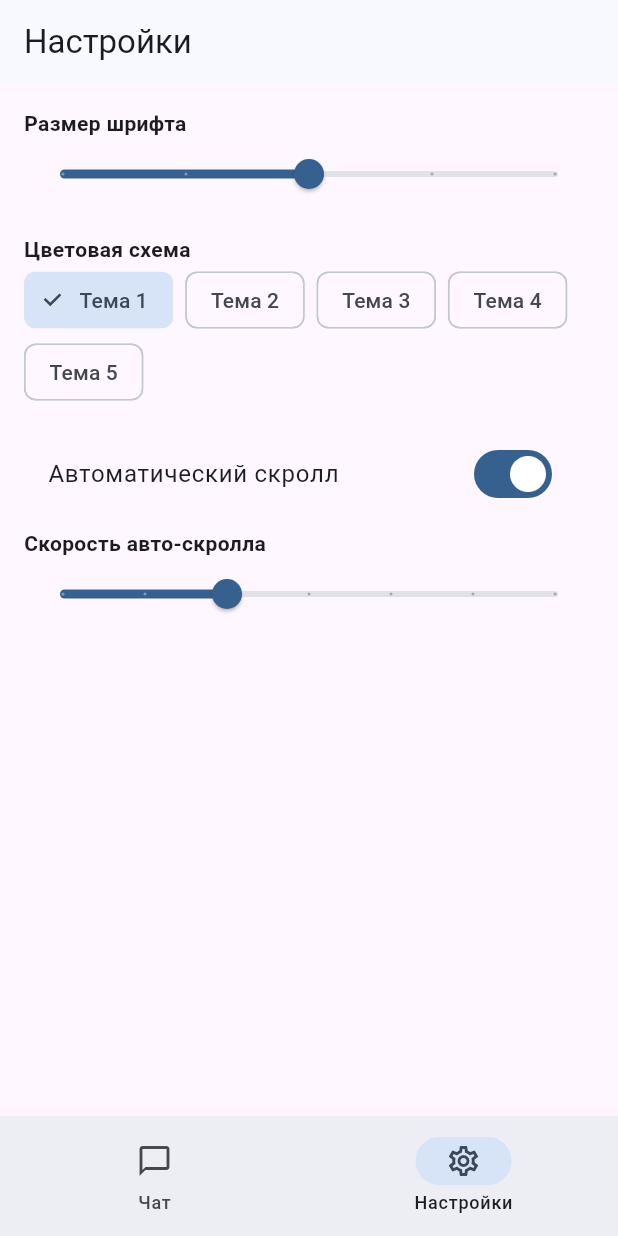
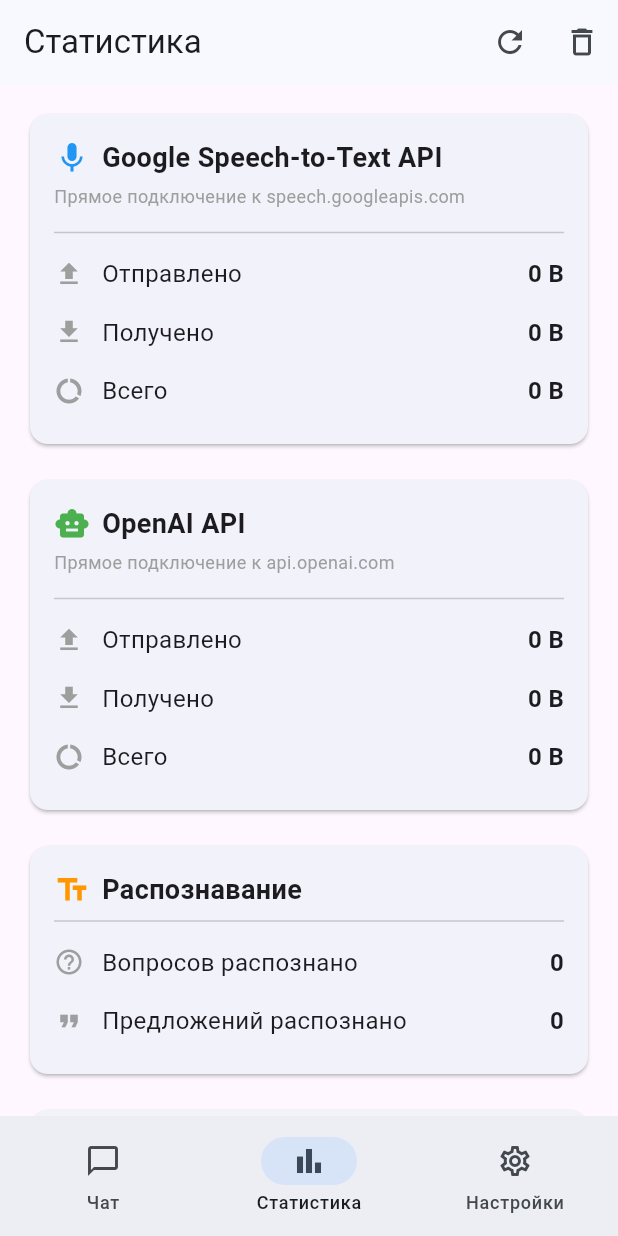
Before and after one commit to shepherdvovkes/ANDRHELP, a Flutter app: the screen it shows after launch, item 2 of the bottom bar chosen, on a phone screen of 412 x 824 dp. Run offline on Flutter 3.47's test engine with Material 3 defaults, Android fonts, the phone set to English and light mode, and no system bars; our stand-ins replace flutter_markdown, googleapis_auth, permission_handler, sqflite; missing offline and left inert: record; accounts and stored records are empty.

Commit message:
Add statistics screen with database tracking: track Google STT and OpenAI API data usage, questions and sentences recognized

```diff
--- a/client/lib/main.dart
+++ b/client/lib/main.dart
@@ -5,6 +5,7 @@
 import 'providers/settings_provider.dart';
 import 'screens/chat_screen.dart';
 import 'screens/settings_screen.dart';
+import 'screens/statistics_screen.dart';
 
 void main() {
   runApp(const AndrHelperApp());
@@ -45,6 +46,7 @@
   Widget build(BuildContext context) {
     final pages = [
       const ChatScreen(),
+      const StatisticsScreen(),
       const SettingsScreen(),
     ];
 
@@ -61,6 +63,10 @@
             label: 'Чат',
           ),
           NavigationDestination(
+            icon: Icon(Icons.bar_chart),
+            label: 'Статистика',
+          ),
+          NavigationDestination(
             icon: Icon(Icons.settings_outlined),
             label: 'Настройки',
           ),
--- /dev/null
+++ b/client/lib/models/statistics.dart
@@ -0,0 +1,82 @@
+class Statistics {
+  final int id;
+  final int speechToTextSentBytes;
+  final int speechToTextReceivedBytes;
+  final int openAiSentBytes;
+  final int openAiReceivedBytes;
+  final int questionsDetected;
+  final int sentencesRecognized;
+  final DateTime lastUpdated;
+
+  Statistics({
+    required this.id,
+    required this.speechToTextSentBytes,
+    required this.speechToTextReceivedBytes,
+    required this.openAiSentBytes,
+    required this.openAiReceivedBytes,
+    required this.questionsDetected,
+    required this.sentencesRecognized,
+    required this.lastUpdated,
+  });
+
+  Map<String, dynamic> toMap() {
+    return {
+      'id': id,
+      'speech_to_text_sent_bytes': speechToTextSentBytes,
+      'speech_to_text_received_bytes': speechToTextReceivedBytes,
+      'openai_sent_bytes': openAiSentBytes,
+      'openai_received_bytes': openAiReceivedBytes,
+      'questions_detected': questionsDetected,
+      'sentences_recognized': sentencesRecognized,
+      'last_updated': lastUpdated.millisecondsSinceEpoch,
+    };
+  }
+
+  factory Statistics.fromMap(Map<String, dynamic> map) {
+    return Statistics(
+      id: map['id'] as int,
+      speechToTextSentBytes: map['speech_to_text_sent_bytes'] as int,
+      speechToTextReceivedBytes: map['speech_to_text_received_bytes'] as int,
+      openAiSentBytes: map['openai_sent_bytes'] as int,
+      openAiReceivedBytes: map['openai_received_bytes'] as int,
+      questionsDetected: map['questions_detected'] as int,
+      sentencesRecognized: map['sentences_recognized'] as int,
+      lastUpdated: DateTime.fromMillisecondsSinceEpoch(map['last_updated'] as int),
+    );
+  }
+
+  Statistics copyWith({
+    int? id,
+    int? speechToTextSentBytes,
+    int? speechToTextReceivedBytes,
+    int? openAiSentBytes,
+    int? openAiReceivedBytes,
+    int? questionsDetected,
+    int? sentencesRecognized,
+    DateTime? lastUpdated,
+  }) {
+    return Statistics(
+      id: id ?? this.id,
+      speechToTextSentBytes: speechToTextSentBytes ?? this.speechToTextSentBytes,
+      speechToTextReceivedBytes: speechToTextReceivedBytes ?? this.speechToTextReceivedBytes,
+      openAiSentBytes: openAiSentBytes ?? this.openAiSentBytes,
+      openAiReceivedBytes: openAiReceivedBytes ?? this.openAiReceivedBytes,
+      questionsDetected: questionsDetected ?? this.questionsDetected,
+      sentencesRecognized: sentencesRecognized ?? this.sentencesRecognized,
+      lastUpdated: lastUpdated ?? this.lastUpdated,
+    );
+  }
+
+  static Statistics empty() {
+    return Statistics(
+      id: 1,
+      speechToTextSentBytes: 0,
+      speechToTextReceivedBytes: 0,
+      openAiSentBytes: 0,
+      openAiReceivedBytes: 0,
+      questionsDetected: 0,
+      sentencesRecognized: 0,
+      lastUpdated: DateTime.now(),
+    );
+  }
+}
--- /dev/null
+++ b/client/lib/screens/statistics_screen.dart
@@ -0,0 +1,351 @@
+import 'dart:async';
+import 'package:flutter/material.dart';
+import '../models/statistics.dart';
+import '../services/statistics_service.dart';
+
+class StatisticsScreen extends StatefulWidget {
+  const StatisticsScreen({super.key});
+
+  @override
+  State<StatisticsScreen> createState() => _StatisticsScreenState();
+}
+
+class _StatisticsScreenState extends State<StatisticsScreen> {
+  final StatisticsService _statsService = StatisticsService();
+  Statistics? _statistics;
+  Timer? _refreshTimer;
+
+  @override
+  void initState() {
+    super.initState();
+    _loadStatistics();
+    // Обновляем статистику каждые 2 секунды
+    _refreshTimer = Timer.periodic(const Duration(seconds: 2), (_) {
+      _loadStatistics();
+    });
+  }
+
+  @override
+  void dispose() {
+    _refreshTimer?.cancel();
+    super.dispose();
+  }
+
+  Future<void> _loadStatistics() async {
+    final stats = await _statsService.getStatistics();
+    if (mounted) {
+      setState(() {
+        _statistics = stats;
+      });
+    }
+  }
+
+  Future<void> _resetStatistics() async {
+    final confirmed = await showDialog<bool>(
+      context: context,
+      builder: (context) => AlertDialog(
+        title: const Text('Сброс статистики'),
+        content: const Text('Вы уверены, что хотите сбросить всю статистику?'),
+        actions: [
+          TextButton(
+            onPressed: () => Navigator.of(context).pop(false),
+            child: const Text('Отмена'),
+          ),
+          TextButton(
+            onPressed: () => Navigator.of(context).pop(true),
+            child: const Text('Сбросить', style: TextStyle(color: Colors.red)),
+          ),
+        ],
+      ),
+    );
+
+    if (confirmed == true) {
+      await _statsService.resetStatistics();
+      await _loadStatistics();
+      if (mounted) {
+        ScaffoldMessenger.of(context).showSnackBar(
+          const SnackBar(content: Text('Статистика сброшена')),
+        );
+      }
+    }
+  }
+
+  String _formatBytes(int bytes) {
+    if (bytes < 1024) return '$bytes B';
+    if (bytes < 1024 * 1024) return '${(bytes / 1024).toStringAsFixed(2)} KB';
+    if (bytes < 1024 * 1024 * 1024) {
+      return '${(bytes / (1024 * 1024)).toStringAsFixed(2)} MB';
+    }
+    return '${(bytes / (1024 * 1024 * 1024)).toStringAsFixed(2)} GB';
+  }
+
+  @override
+  Widget build(BuildContext context) {
+    final stats = _statistics ?? Statistics.empty();
+
+    return Scaffold(
+      appBar: AppBar(
+        title: const Text('Статистика'),
+        actions: [
+          IconButton(
+            icon: const Icon(Icons.refresh),
+            onPressed: _loadStatistics,
+            tooltip: 'Обновить',
+          ),
+          IconButton(
+            icon: const Icon(Icons.delete_outline),
+            onPressed: _resetStatistics,
+            tooltip: 'Сбросить статистику',
+          ),
+        ],
+      ),
+      body: ListView(
+        padding: const EdgeInsets.all(16),
+        children: [
+          // Google Speech-to-Text API
+          Card(
+            child: Padding(
+              padding: const EdgeInsets.all(16),
+              child: Column(
+                crossAxisAlignment: CrossAxisAlignment.start,
+                children: [
+                  Row(
+                    children: [
+                      const Icon(Icons.mic, color: Colors.blue),
+                      const SizedBox(width: 8),
+                      const Expanded(
+                        child: Text(
+                          'Google Speech-to-Text API',
+                          style: TextStyle(
+                            fontSize: 18,
+                            fontWeight: FontWeight.bold,
+                          ),
+                        ),
+                      ),
+                    ],
+                  ),
+                  const Padding(
+                    padding: EdgeInsets.only(top: 4, bottom: 8),
+                    child: Text(
+                      'Прямое подключение к speech.googleapis.com',
+                      style: TextStyle(fontSize: 12, color: Colors.grey),
+                    ),
+                  ),
+                  const Divider(),
+                  _StatRow(
+                    label: 'Отправлено',
+                    value: _formatBytes(stats.speechToTextSentBytes),
+                    icon: Icons.upload,
+                  ),
+                  _StatRow(
+                    label: 'Получено',
+                    value: _formatBytes(stats.speechToTextReceivedBytes),
+                    icon: Icons.download,
+                  ),
+                  _StatRow(
+                    label: 'Всего',
+                    value: _formatBytes(
+                      stats.speechToTextSentBytes +
+                          stats.speechToTextReceivedBytes,
+                    ),
+                    icon: Icons.data_usage,
+                  ),
+                ],
+              ),
+            ),
+          ),
+          const SizedBox(height: 16),
+          // OpenAI API
+          Card(
+            child: Padding(
+              padding: const EdgeInsets.all(16),
+              child: Column(
+                crossAxisAlignment: CrossAxisAlignment.start,
+                children: [
+                  Row(
+                    children: [
+                      const Icon(Icons.smart_toy, color: Colors.green),
+                      const SizedBox(width: 8),
+                      const Expanded(
+                        child: Text(
+                          'OpenAI API',
+                          style: TextStyle(
+                            fontSize: 18,
+                            fontWeight: FontWeight.bold,
+                          ),
+                        ),
+                      ),
+                    ],
+                  ),
+                  const Padding(
+                    padding: EdgeInsets.only(top: 4, bottom: 8),
+                    child: Text(
+                      'Прямое подключение к api.openai.com',
+                      style: TextStyle(fontSize: 12, color: Colors.grey),
+                    ),
+                  ),
+                  const Divider(),
+                  _StatRow(
+                    label: 'Отправлено',
+                    value: _formatBytes(stats.openAiSentBytes),
+                    icon: Icons.upload,
+                  ),
+                  _StatRow(
+                    label: 'Получено',
+                    value: _formatBytes(stats.openAiReceivedBytes),
+                    icon: Icons.download,
+                  ),
+                  _StatRow(
+                    label: 'Всего',
+                    value: _formatBytes(
+                      stats.openAiSentBytes + stats.openAiReceivedBytes,
+                    ),
+                    icon: Icons.data_usage,
+                  ),
+                ],
+              ),
+            ),
+          ),
+          const SizedBox(height: 16),
+          // Распознавание
+          Card(
+            child: Padding(
+              padding: const EdgeInsets.all(16),
+              child: Column(
+                crossAxisAlignment: CrossAxisAlignment.start,
+                children: [
+                  Row(
+                    children: [
+                      const Icon(Icons.text_fields, color: Colors.orange),
+                      const SizedBox(width: 8),
+                      const Text(
+                        'Распознавание',
+                        style: TextStyle(
+                          fontSize: 18,
+                          fontWeight: FontWeight.bold,
+                        ),
+                      ),
+                    ],
+                  ),
+                  const Divider(),
+                  _StatRow(
+                    label: 'Вопросов распознано',
+                    value: stats.questionsDetected.toString(),
+                    icon: Icons.help_outline,
+                  ),
+                  _StatRow(
+                    label: 'Предложений распознано',
+                    value: stats.sentencesRecognized.toString(),
+                    icon: Icons.format_quote,
+                  ),
+                ],
+              ),
+            ),
+          ),
+          const SizedBox(height: 16),
+          // Информация
+          Card(
+            child: Padding(
+              padding: const EdgeInsets.all(16),
+              child: Column(
+                crossAxisAlignment: CrossAxisAlignment.start,
+                children: [
+                  const Row(
+                    children: [
+                      Icon(Icons.info_outline, color: Colors.grey),
+                      SizedBox(width: 8),
+                      Text(
+                        'Информация',
+                        style: TextStyle(
+                          fontSize: 18,
+                          fontWeight: FontWeight.bold,
+                        ),
+                      ),
+                    ],
+                  ),
+                  const Divider(),
+                  _StatRow(
+                    label: 'Последнее обновление',
+                    value: _formatDateTime(stats.lastUpdated),
+                    icon: Icons.access_time,
+                  ),
+                ],
+              ),
+            ),
+          ),
+          const SizedBox(height: 24),
+          // Кнопка сброса
+          Center(
+            child: ElevatedButton.icon(
+              onPressed: _resetStatistics,
+              icon: const Icon(Icons.delete_outline),
+              label: const Text('Сбросить всю статистику'),
+              style: ElevatedButton.styleFrom(
+                backgroundColor: Colors.red,
+                foregroundColor: Colors.white,
+                padding: const EdgeInsets.symmetric(
+                  horizontal: 24,
+                  vertical: 12,
+                ),
+              ),
+            ),
+          ),
+        ],
+      ),
+    );
+  }
+
+  String _formatDateTime(DateTime dateTime) {
+    final now = DateTime.now();
+    final diff = now.difference(dateTime);
+
+    if (diff.inSeconds < 60) {
+      return '${diff.inSeconds} сек назад';
+    } else if (diff.inMinutes < 60) {
+      return '${diff.inMinutes} мин назад';
+    } else if (diff.inHours < 24) {
+      return '${diff.inHours} ч назад';
+    } else {
+      return '${dateTime.day}.${dateTime.month}.${dateTime.year} '
+          '${dateTime.hour}:${dateTime.minute.toString().padLeft(2, '0')}';
+    }
+  }
+}
+
+class _StatRow extends StatelessWidget {
+  final String label;
+  final String value;
+  final IconData icon;
+
+  const _StatRow({
+    required this.label,
+    required this.value,
+    required this.icon,
+  });
+
+  @override
+  Widget build(BuildContext context) {
+    return Padding(
+      padding: const EdgeInsets.symmetric(vertical: 8),
+      child: Row(
+        children: [
+          Icon(icon, size: 20, color: Colors.grey),
+          const SizedBox(width: 12),
+          Expanded(
+            child: Text(
+              label,
+              style: const TextStyle(fontSize: 16),
+            ),
+          ),
+          Text(
+            value,
+            style: const TextStyle(
+              fontSize: 16,
+              fontWeight: FontWeight.bold,
+            ),
+          ),
+        ],
+      ),
+    );
+  }
+}
--- a/client/lib/services/speech_to_text_service.dart
+++ b/client/lib/services/speech_to_text_service.dart
@@ -3,6 +3,7 @@
 import 'dart:typed_data';
 import 'package:http/http.dart' as http;
 import 'package:googleapis_auth/auth_io.dart';
+import 'statistics_service.dart';
 
 typedef TranscriptCallback = void Function({
   required String text,
@@ -127,6 +128,8 @@
         (data) {
           try {
             _currentRequest!.sink.add(data);
+            // Отслеживаем отправленные данные
+            StatisticsService().addSpeechToTextSent(data.length);
           } catch (e) {
             // Sink уже закрыт
           }
@@ -150,6 +153,9 @@
       response.stream.listen(
         (chunk) {
           try {
+            // Отслеживаем полученные данные
+            StatisticsService().addSpeechToTextReceived(chunk.length);
+
             final lines = utf8.decode(chunk).split('\n');
             for (final line in lines) {
               if (line.trim().isEmpty) continue;
```
Also changed, not shown: client/lib/screens/chat_screen.dart (+14 -0 lines), client/lib/services/openai_service.dart (+33 -16 lines), client/lib/services/statistics_service.dart (added, +143 -0 lines).
